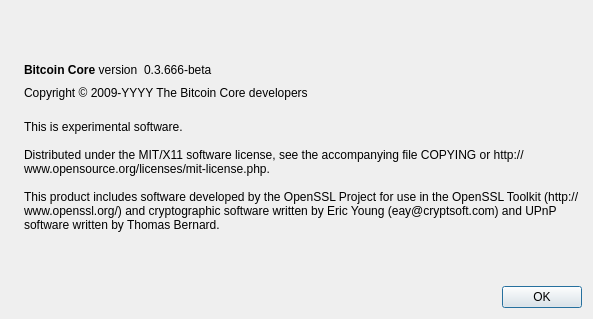
chadinu/coinasta, file src/qt/forms/aboutdialog.ui: the form before one commit.
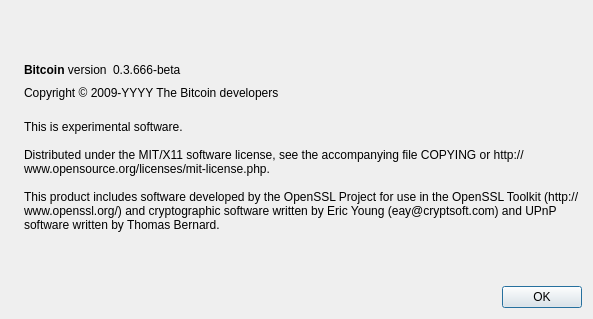
The form after the commit. Icons and pictures are not drawn.

Commit message: fork bitcoin v0.8.2

What changed in the file:
```diff
--- a/src/qt/forms/aboutdialog.ui
+++ b/src/qt/forms/aboutdialog.ui
@@ -50,7 +50,7 @@
           <cursorShape>IBeamCursor</cursorShape>
          </property>
          <property name="text">
-          <string>&lt;b&gt;Bitcoin Core&lt;/b&gt; version</string>
+          <string>&lt;b&gt;Bitcoin&lt;/b&gt; version</string>
          </property>
          <property name="textInteractionFlags">
           <set>Qt::LinksAccessibleByMouse|Qt::TextSelectableByKeyboard|Qt::TextSelectableByMouse</set>
@@ -91,7 +91,7 @@
         <cursorShape>IBeamCursor</cursorShape>
        </property>
        <property name="text">
-        <string notr="true">Copyright &amp;copy; 2009-YYYY The Bitcoin Core developers</string>
+        <string notr="true">Copyright &amp;copy; 2009-YYYY The Bitcoin developers</string>
        </property>
        <property name="textFormat">
         <enum>Qt::RichText</enum>
```
Left out of the diff: 18 changed lines with no effect on the pictures. The commit also changes 712 other files.
